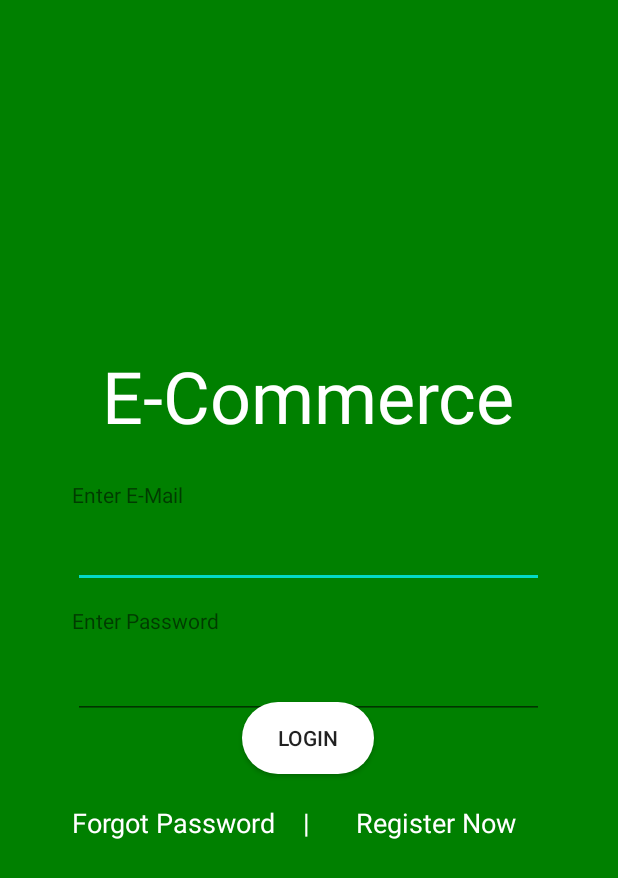
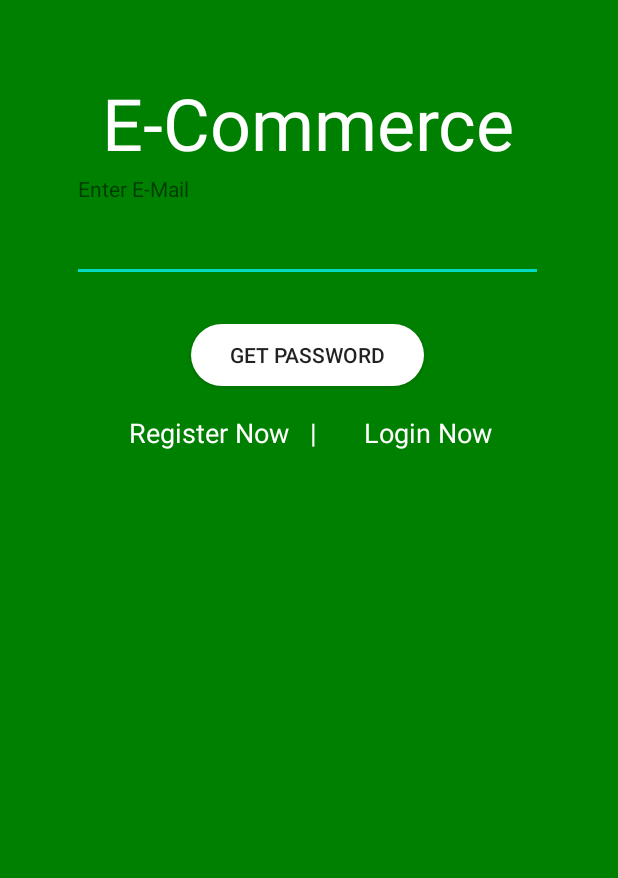
Before and after one commit to Pgrm97/LoginAndMainPage, an Android app: the RegisterActivity2 screen opened directly, with no data from a screen before it, after a tap on an icon or button, on a phone screen of 412 x 824 dp. Shown: the top 878 px of the screen. Run offline under Robolectric (Android 15) with nearby library versions, the phone set to English and light mode, and no system bars.

Commit message:
Changed color, added main page

```diff
--- a/app/src/main/AndroidManifest.xml
+++ b/app/src/main/AndroidManifest.xml
@@ -9,7 +9,8 @@
         android:roundIcon="@mipmap/ic_launcher_round"
         android:supportsRtl="true"
         android:theme="@style/AppTheme">
-        <activity android:name=".RegisterActivity2"></activity>
+        <activity android:name=".MainPageActivity"></activity>
+        <activity android:name=".RegisterActivity2" />
         <activity android:name=".ForgotPasswordActivity" />
         <activity
             android:name=".HomeActivity"
--- a/app/src/main/java/com/pucmm/loginandmainpage/RegisterActivity2.java
+++ b/app/src/main/java/com/pucmm/loginandmainpage/RegisterActivity2.java
@@ -6,6 +6,7 @@ import androidx.appcompat.app.AppCompatActivity;
 import android.content.Intent;
 import android.os.Bundle;
 import android.view.View;
+import android.widget.Button;
 import android.widget.TextView;
 
 public class RegisterActivity2 extends AppCompatActivity {
@@ -22,7 +23,7 @@ public class RegisterActivity2 extends AppCompatActivity {
         forgotPasswordRegister.setOnClickListener(new View.OnClickListener() {
             @Override
             public void onClick(View v) {
-                startActivity(new Intent(RegisterActivity2.this, HomeActivity.class));
+                startActivity(new Intent(RegisterActivity2.this, ForgotPasswordActivity.class));
             }
         });
 
@@ -30,7 +31,15 @@ public class RegisterActivity2 extends AppCompatActivity {
         loginRegister.setOnClickListener(new View.OnClickListener() {
             @Override
             public void onClick(View v) {
-                startActivity(new Intent(RegisterActivity2.this, RegisterActivity2.class));
+                startActivity(new Intent(RegisterActivity2.this, HomeActivity.class));
+            }
+        });
+
+        Button registerButton = findViewById(R.id.registerButton);
+        registerButton.setOnClickListener(new View.OnClickListener() {
+            @Override
+            public void onClick(View v) {
+                startActivity(new Intent(RegisterActivity2.this, HomeActivity.class));
             }
         });
     }
--- a/app/src/main/res/layout/activity_home.xml
+++ b/app/src/main/res/layout/activity_home.xml
@@ -68,7 +68,7 @@
         app:layout_constraintTop_toBottomOf="@+id/editTextTextEmailAddress" />
 
     <Button
-        android:id="@+id/button"
+        android:id="@+id/loginButton"
         android:layout_width="wrap_content"
         android:layout_height="wrap_content"
         android:layout_marginTop="468dp"
--- a/app/src/main/res/values/colors.xml
+++ b/app/src/main/res/values/colors.xml
@@ -1,7 +1,7 @@
 <?xml version="1.0" encoding="utf-8"?>
 <resources>
-    <color name="colorPrimary">#6200EE</color>
-    <color name="colorPrimaryDark">#3700B3</color>
+    <color name="colorPrimary">#008000</color>
+    <color name="colorPrimaryDark">#000000</color>
     <color name="colorAccent">#03DAC5</color>
     <color name="greenBackground">#008000</color>
 </resources>
```
Also changed, not shown: app/src/main/java/com/pucmm/loginandmainpage/HomeActivity.java (+9 -0 lines), app/src/main/java/com/pucmm/loginandmainpage/MainPageActivity.java (+14 -0 lines), app/src/main/res/layout/activity_register2.xml (+21 -21 lines).
